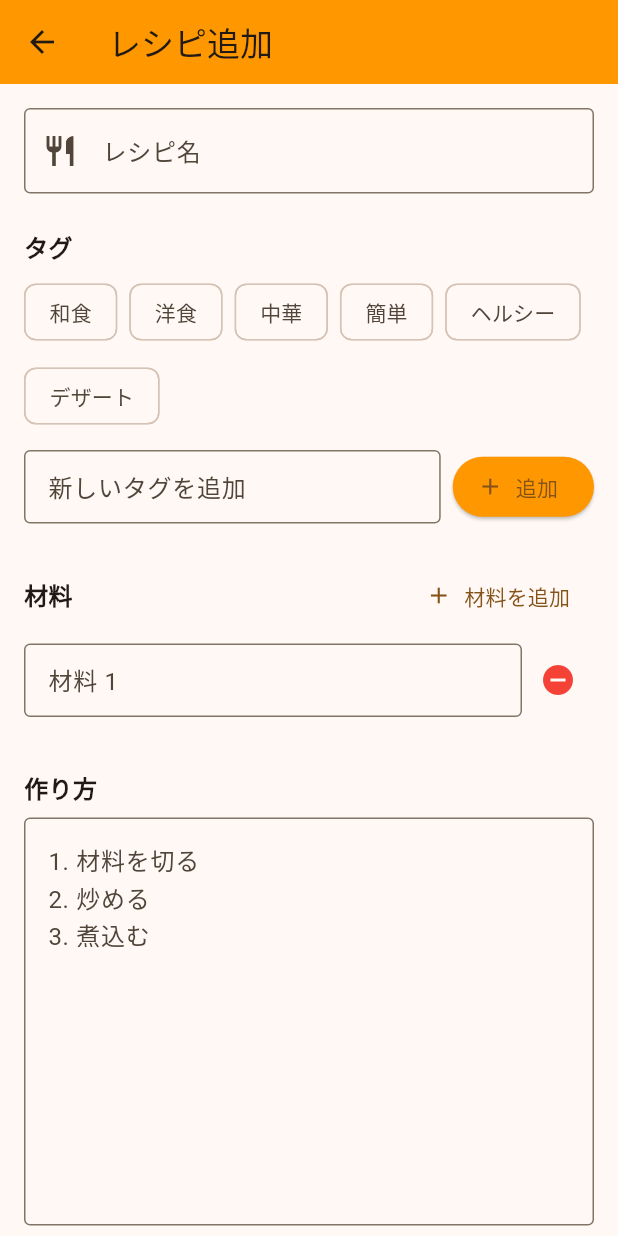
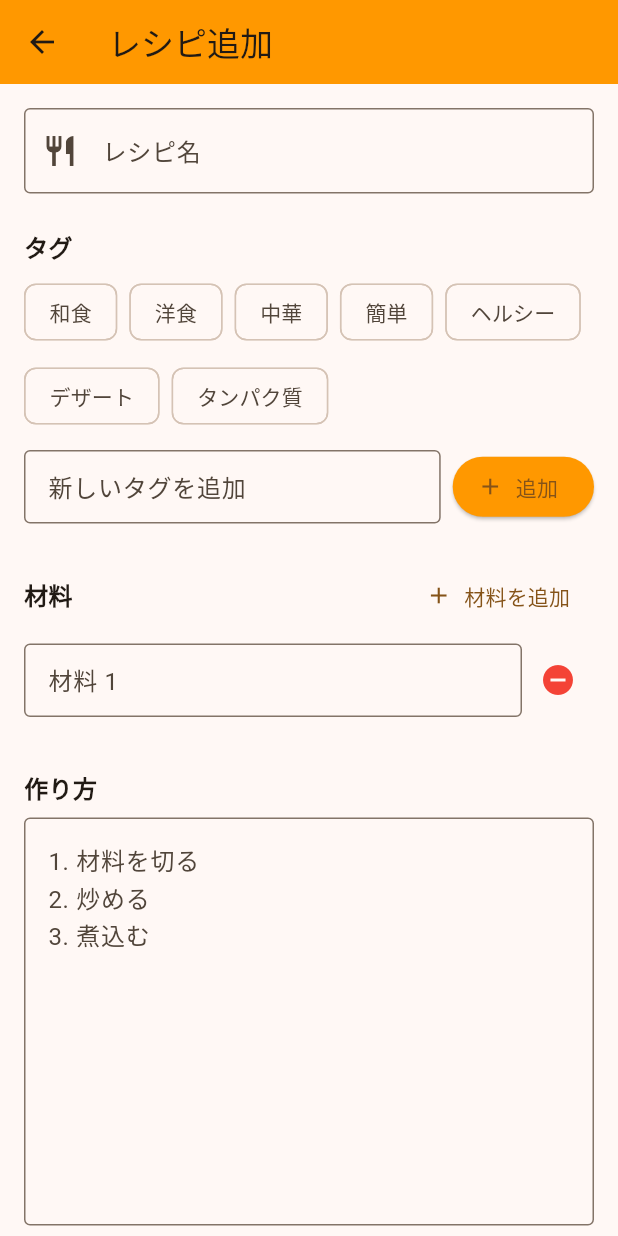
Before and after one commit to Ryosuke02214869/recipe_app, a Flutter app: the RecipeFormScreen screen opened directly, on a phone screen of 412 x 824 dp. Run offline on Flutter 3.47's test engine with Material 3 defaults, Android fonts, the phone set to English and light mode, and no system bars.

Commit message:
項目追加

```diff
--- a/lib/screens/recipe_form_screen.dart
+++ b/lib/screens/recipe_form_screen.dart
@@ -19,7 +19,7 @@ class _RecipeFormScreenState extends State<RecipeFormScreen> {
   final _newTagController = TextEditingController();
 
   // よく使われるタグの例
-  final List<String> _availableTags = ['和食', '洋食', '中華', '簡単', 'ヘルシー', 'デザート'];
+  final List<String> _availableTags = ['和食', '洋食', '中華', '簡単', 'ヘルシー', 'デザート', 'タンパク質'];
 
   bool get _isEditing => widget.recipe != null;
 
```
